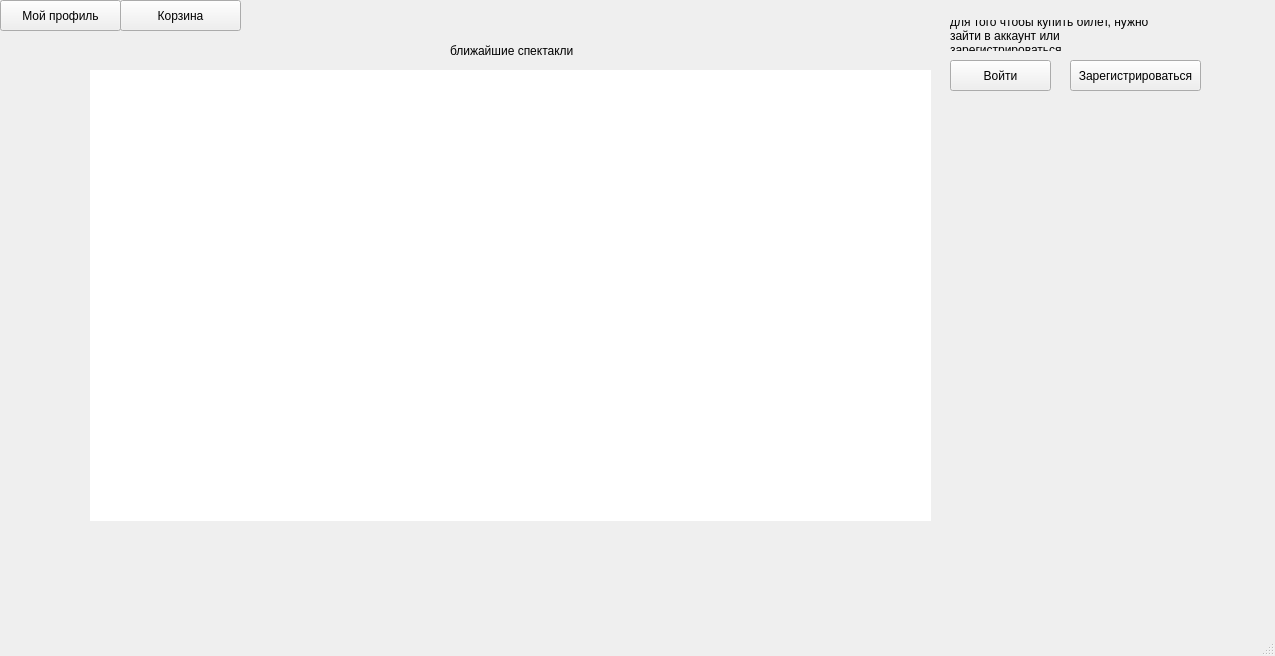
Old version of the form mainwindow.ui in the repository stepankolchin/TeatrPostgreSQL.
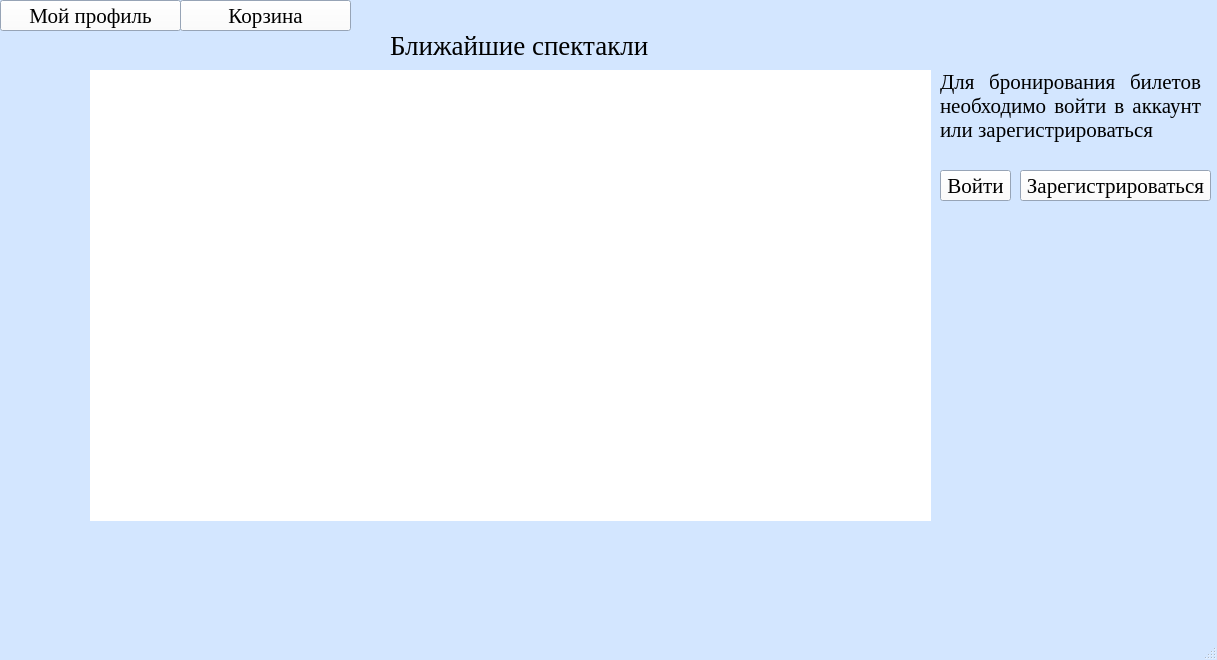
New version of the form.

Commit message: Настроить дизайн всех форм

Patch:
```diff
--- a/mainwindow.ui
+++ b/mainwindow.ui
@@ -6,10 +6,107 @@
    <rect>
     <x>0</x>
     <y>0</y>
-    <width>1275</width>
-    <height>656</height>
+    <width>1217</width>
+    <height>660</height>
    </rect>
   </property>
+  <property name="palette">
+   <palette>
+    <active>
+     <colorrole role="Button">
+      <brush brushstyle="SolidPattern">
+       <color alpha="255">
+        <red>255</red>
+        <green>255</green>
+        <blue>255</blue>
+       </color>
+      </brush>
+     </colorrole>
+     <colorrole role="Base">
+      <brush brushstyle="SolidPattern">
+       <color alpha="255">
+        <red>255</red>
+        <green>255</green>
+        <blue>255</blue>
+       </color>
+      </brush>
+     </colorrole>
+     <colorrole role="Window">
+      <brush brushstyle="SolidPattern">
+       <color alpha="255">
+        <red>211</red>
+        <green>230</green>
+        <blue>255</blue>
+       </color>
+      </brush>
+     </colorrole>
+    </active>
+    <inactive>
+     <colorrole role="Button">
+      <brush brushstyle="SolidPattern">
+       <color alpha="255">
+        <red>255</red>
+        <green>255</green>
+        <blue>255</blue>
+       </color>
+      </brush>
+     </colorrole>
+     <colorrole role="Base">
+      <brush brushstyle="SolidPattern">
+       <color alpha="255">
+        <red>255</red>
+        <green>255</green>
+        <blue>255</blue>
+       </color>
+      </brush>
+     </colorrole>
+     <colorrole role="Window">
+      <brush brushstyle="SolidPattern">
+       <color alpha="255">
+        <red>211</red>
+        <green>230</green>
+        <blue>255</blue>
+       </color>
+      </brush>
+     </colorrole>
+    </inactive>
+    <disabled>
+     <colorrole role="Button">
+      <brush brushstyle="SolidPattern">
+       <color alpha="255">
+        <red>255</red>
+        <green>255</green>
+        <blue>255</blue>
+       </color>
+      </brush>
+     </colorrole>
+     <colorrole role="Base">
+      <brush brushstyle="SolidPattern">
+       <color alpha="255">
+        <red>211</red>
+        <green>230</green>
+        <blue>255</blue>
+       </color>
+      </brush>
+     </colorrole>
+     <colorrole role="Window">
+      <brush brushstyle="SolidPattern">
+       <color alpha="255">
+        <red>211</red>
+        <green>230</green>
+        <blue>255</blue>
+       </color>
+      </brush>
+     </colorrole>
+    </disabled>
+   </palette>
+  </property>
+  <property name="font">
+   <font>
+    <family>Times New Roman</family>
+    <pointsize>16</pointsize>
+   </font>
+  </property>
   <property name="windowTitle">
    <string>MainWindow</string>
   </property>
@@ -51,27 +148,39 @@
    <widget class="QLabel" name="label">
     <property name="geometry">
      <rect>
-      <x>450</x>
-      <y>40</y>
-      <width>171</width>
-      <height>21</height>
+      <x>390</x>
+      <y>30</y>
+      <width>291</width>
+      <height>31</height>
      </rect>
     </property>
+    <property name="font">
+     <font>
+      <family>Times New Roman</family>
+      <pointsize>20</pointsize>
+     </font>
+    </property>
     <property name="text">
-     <string>ближайшие спектакли</string>
+     <string>Ближайшие спектакли</string>
     </property>
    </widget>
    <widget class="QLabel" name="label_2">
     <property name="geometry">
      <rect>
-      <x>950</x>
-      <y>20</y>
-      <width>221</width>
-      <height>31</height>
+      <x>940</x>
+      <y>50</y>
+      <width>261</width>
+      <height>111</height>
      </rect>
     </property>
     <property name="text">
-     <string>для того чтобы купить билет, нужно зайти в аккаунт или зарегистрироваться</string>
+     <string>Для бронирования билетов необходимо войти в аккаунт или зарегистрироваться</string>
+    </property>
+    <property name="textFormat">
+     <enum>Qt::AutoText</enum>
+    </property>
+    <property name="alignment">
+     <set>Qt::AlignJustify|Qt::AlignVCenter</set>
     </property>
     <property name="wordWrap">
      <bool>true</bool>
@@ -80,9 +189,9 @@
    <widget class="QPushButton" name="pushButton_login">
     <property name="geometry">
      <rect>
-      <x>950</x>
-      <y>60</y>
-      <width>101</width>
+      <x>940</x>
+      <y>170</y>
+      <width>71</width>
       <height>31</height>
      </rect>
     </property>
@@ -93,9 +202,9 @@
    <widget class="QPushButton" name="pushButton_register">
     <property name="geometry">
      <rect>
-      <x>1070</x>
-      <y>60</y>
-      <width>131</width>
+      <x>1020</x>
+      <y>170</y>
+      <width>191</width>
       <height>31</height>
      </rect>
     </property>
@@ -108,7 +217,7 @@
      <rect>
       <x>0</x>
       <y>0</y>
-      <width>121</width>
+      <width>181</width>
       <height>31</height>
      </rect>
     </property>
@@ -119,9 +228,9 @@
    <widget class="QPushButton" name="pushButton_basket">
     <property name="geometry">
      <rect>
-      <x>120</x>
+      <x>180</x>
       <y>0</y>
-      <width>121</width>
+      <width>171</width>
       <height>31</height>
      </rect>
     </property>
```
Left out of the diff: 56 changed lines with no effect on the pictures. The commit also changes 4 other files.
